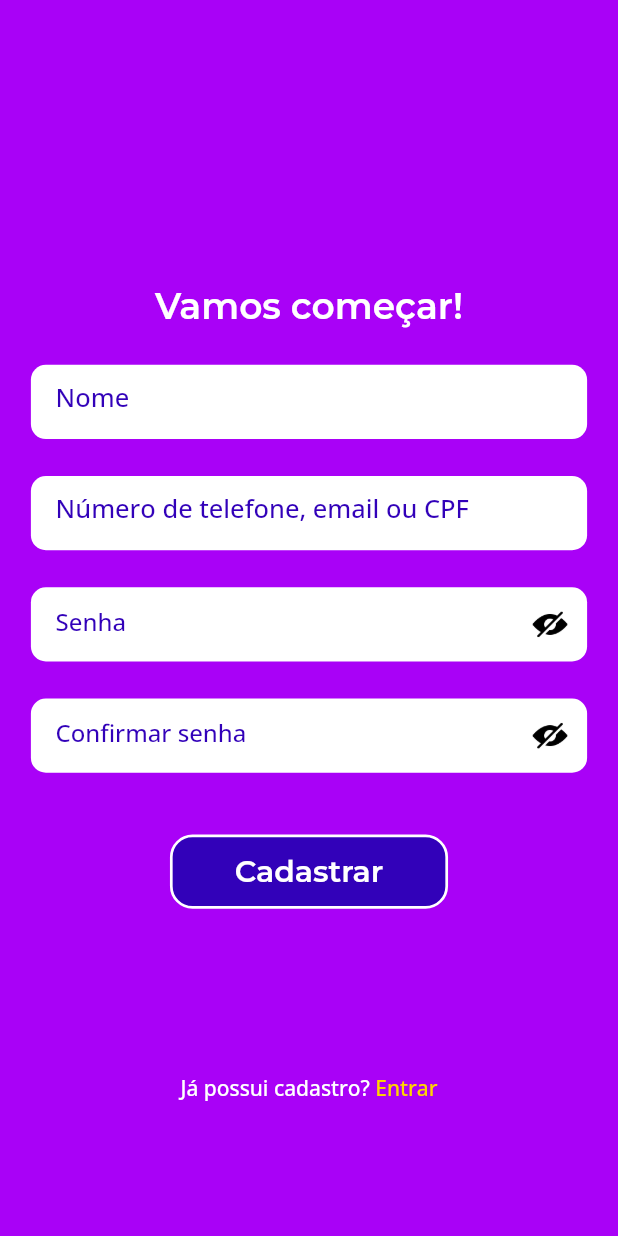
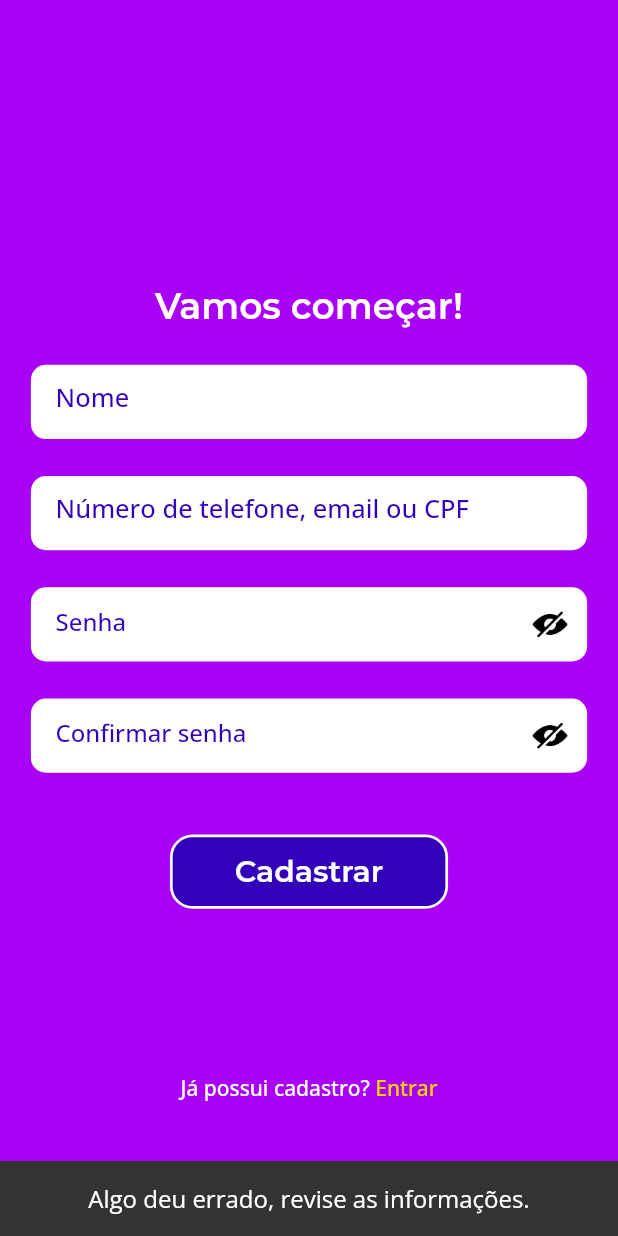
Before and after one commit to Palagio/app_todo_lovepeople, a Flutter app: the screen it shows after launch, after a tap on "Cadastrar", on a phone screen of 412 x 824 dp. Run offline on Flutter 3.47's test engine with Material 2 defaults, Android fonts, the phone set to English and light mode, and no system bars; our stand-ins replace google_fonts.

Commit message:
final regras signup

```diff
--- a/lib/modules/sign_up/model/sign_up_model.dart
+++ b/lib/modules/sign_up/model/sign_up_model.dart
@@ -10,6 +10,8 @@ class SignUpModel {
   bool isEmailValid = false;
 
   bool isSignUpValid = false;
+
+  bool isSignUpButtonLoading = false;
 
   String username = '';
 
--- a/lib/modules/sign_up/sign_up_presenter.dart
+++ b/lib/modules/sign_up/sign_up_presenter.dart
@@ -38,13 +38,14 @@ class SignUpPresenter with ChangeNotifier {
     }
   }
 
-  setUsername(String value) => signUpModel.username = value;
-
   validateSignUp() {
+    validateUsername();
+    validateEmail();
+    validatePassword();
     if (signUpModel.isEmailValid == true &&
         signUpModel.isUsernameSignupValid == true &&
         signUpModel.isPasswordValid == true) {
-      return postUserData();
+      return signUpModel.isSignUpValid = true;
     }
   }
 
@@ -54,7 +55,6 @@ class SignUpPresenter with ChangeNotifier {
         signUpModel.password.length >= 5) {
       return {
         signUpModel.isPasswordValid = true,
-
       };
     } else {
       return false;
@@ -77,6 +77,8 @@ class SignUpPresenter with ChangeNotifier {
     };
   }
 
+  setUsername(String value) => signUpModel.username = value;
+
   setNumberEmailCpf(String value) => signUpModel.email = value;
 
   setPassword(String value) => signUpModel.password = value;
--- a/lib/modules/sign_up/sign_up_view.dart
+++ b/lib/modules/sign_up/sign_up_view.dart
@@ -71,10 +71,26 @@ class SignUpView extends StatelessWidget {
                 ),
                 DynamicButtonWidget(
                   onTap: () {
-                    presenter.validateUsername();
-                    presenter.validateEmail();
-                    presenter.validatePassword();
-                    presenter.validateSignUp();
+                    if (presenter.signUpModel.isSignUpValid == true) {
+                      presenter.validateSignUp();
+                    } else {
+                      ScaffoldMessenger.of(context).showSnackBar(
+                        SnackBar(
+                          content: Text(
+                            'Algo deu errado, revise as informações.',
+                            textAlign: TextAlign.center,
+                            style: GoogleFonts.openSans(
+                              textStyle: TextStyle(
+                                fontSize: 16,
+                              ),
+                            ),
+                          ),
+                          duration: Duration(
+                            seconds: 3,
+                          ),
+                        ),
+                      );
+                    }
                   },
                   text: 'Cadastrar',
                   buttonColor: Color.fromARGB(255, 50, 1, 185),
--- a/lib/shared/widgets/dynamic-button_widget.dart
+++ b/lib/shared/widgets/dynamic-button_widget.dart
@@ -1,3 +1,6 @@
+import 'package:app_todo_lovepeople/modules/auth/auth_model.dart';
+import 'package:app_todo_lovepeople/modules/sign_up/model/sign_up_model.dart';
+import 'package:app_todo_lovepeople/modules/sign_up/sign_up_presenter.dart';
 import 'package:flutter/material.dart';
 import 'package:google_fonts/google_fonts.dart';
 
@@ -20,6 +23,7 @@ class DynamicButtonWidget extends StatelessWidget {
   @override
   Widget build(BuildContext context) {
     final size = MediaQuery.of(context).size;
+
 
     return InkWell(
       onTap: onTap,
```
Lines whose indentation alone changed are shown as unchanged.
